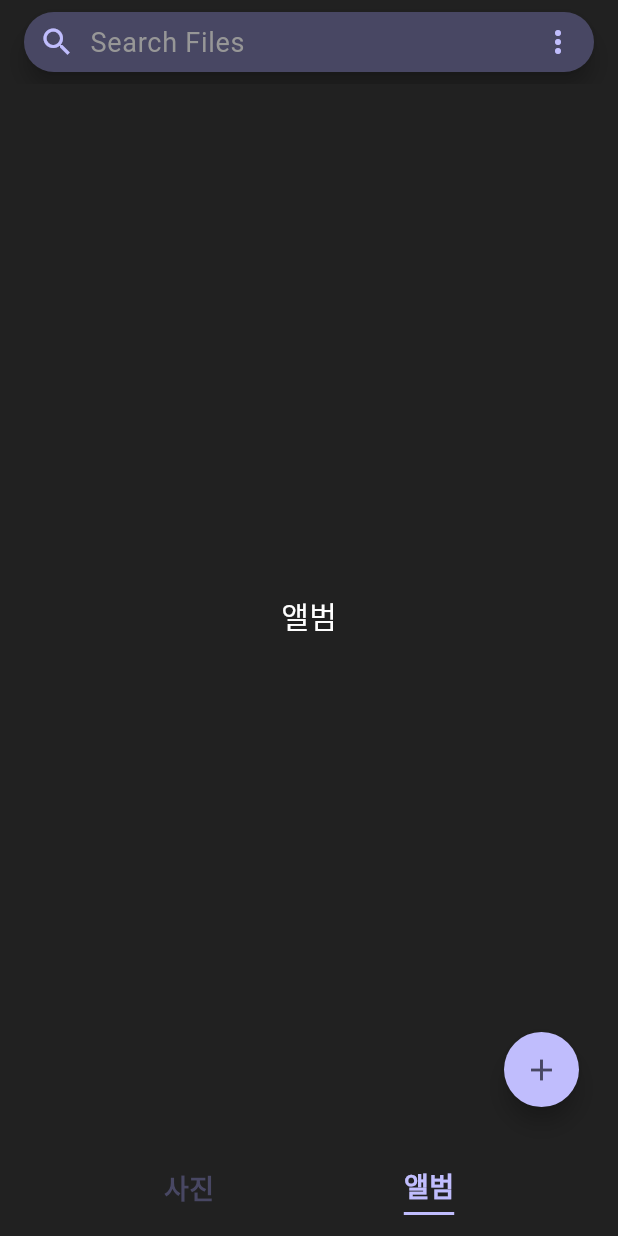
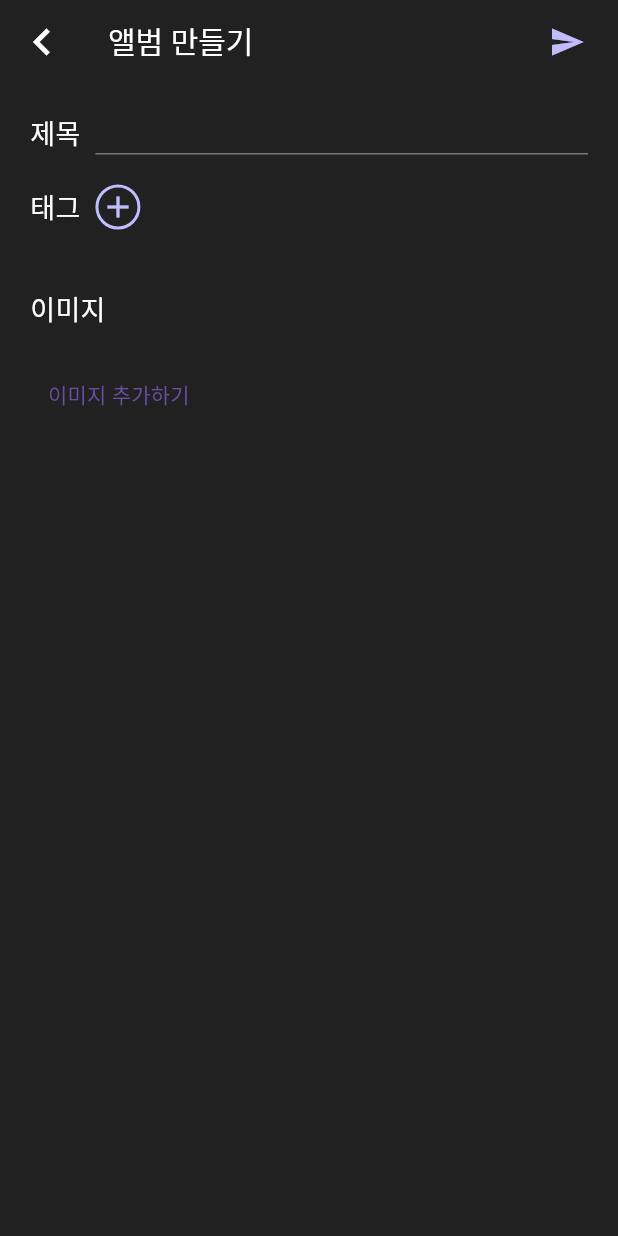
Before and after one commit to KIWIKIWK/tag_gallery, a Flutter app: the screen it shows after launch, after a tap on "앨범", after a tap on the "add" icon, on a phone screen of 412 x 824 dp. Run offline on Flutter 3.47's test engine with Material 3 defaults, Android fonts, the phone set to English and light mode, and no system bars; our stand-ins replace flutter_riverpod, go_router, permission_handler, photo_view.

Commit message:
ongoing add add_album_screen.dart

```diff
--- a/lib/main.dart
+++ b/lib/main.dart
@@ -5,6 +5,7 @@ import 'package:flutter/services.dart';
 import 'package:flutter_riverpod/flutter_riverpod.dart';
 import 'package:go_router/go_router.dart';
 import 'package:permission_handler/permission_handler.dart';
+import 'package:tag_gallery/view/screens/add_album_screen.dart';
 import 'package:tag_gallery/view/screens/home_screen.dart';
 
 import 'services/grant_permission.dart';
@@ -42,6 +43,11 @@ final GoRouter _router = GoRouter(
             currentIndex: state.extra as int,
           ),
         ),
+        GoRoute(
+          path: 'album/create',
+          name: 'add_album',
+          builder: (context, state) => AddAlbumScreen(),
+        ),
       ],
     ),
   ],
--- /dev/null
+++ b/lib/view/screens/add_album_screen.dart
@@ -0,0 +1,175 @@
+import 'package:flutter/material.dart';
+import 'package:go_router/go_router.dart';
+import 'package:tag_gallery/common/constant/app_colors.dart';
+
+import '../dialog/add_tag_dialog.dart';
+import '../widgets/tag_container_widget.dart';
+
+class AddAlbumScreen extends StatefulWidget {
+  const AddAlbumScreen({super.key});
+
+  @override
+  State<AddAlbumScreen> createState() => _AddAlbumScreenState();
+}
+
+class _AddAlbumScreenState extends State<AddAlbumScreen> {
+  late final TextEditingController _titleTextController;
+  final Set<String> tags = {};
+
+  void removeTag(String tag) {
+    setState(() {
+      tags.remove(tag);
+    });
+  }
+
+  @override
+  void initState() {
+    super.initState();
+    _titleTextController = TextEditingController();
+  }
+
+  @override
+  void dispose() {
+    _titleTextController.dispose();
+    super.dispose();
+  }
+
+  @override
+  Widget build(BuildContext context) {
+    debugPrint("${tags.toString()} // 태그 출력");
+    return Scaffold(
+      appBar: AppBar(
+        backgroundColor: backColor,
+        title: Text(
+          "앨범 만들기",
+          style: TextStyle(color: textColor, fontSize: 20),
+        ),
+        leading: IconButton(
+          onPressed: () {
+            context.pop();
+          },
+          icon: Icon(
+            Icons.chevron_left,
+            color: textColor,
+            size: 36,
+          ),
+        ),
+        actions: [
+          IconButton(
+            onPressed: () {},
+            icon: Icon(
+              Icons.send,
+              color: primaryColor,
+              size: 24,
+            ),
+          ),
+          SizedBox(
+            width: 10,
+          ),
+        ],
+      ),
+      body: Container(
+        width: MediaQuery.of(context).size.width,
+        height: MediaQuery.of(context).size.height,
+        color: backColor,
+        padding: EdgeInsets.symmetric(horizontal: 20, vertical: 20),
+        child: Column(
+          mainAxisAlignment: MainAxisAlignment.start,
+          mainAxisSize: MainAxisSize.max,
+          crossAxisAlignment: CrossAxisAlignment.start,
+          spacing: 20,
+          children: [
+            Row(
+              spacing: 10,
+              crossAxisAlignment: CrossAxisAlignment.start,
+              children: [
+                Text(
+                  "제목",
+                  style: TextStyle(color: textColor, fontSize: 18),
+                ),
+                Expanded(
+                  child: TextField(
+                    decoration: InputDecoration(
+                      isDense: true,
+                      contentPadding: EdgeInsets.zero,
+                    ),
+                    style: TextStyle(color: primaryColor, fontSize: 18),
+                  ),
+                ),
+              ],
+            ),
+            SizedBox(
+              height: 30,
+              child: Row(
+                mainAxisSize: MainAxisSize.max,
+                spacing: 10,
+                children: [
+                  Text(
+                    "태그",
+                    style: TextStyle(color: textColor, fontSize: 18),
+                  ),
+                  Material(
+                    color: Colors.transparent,
+                    child: InkWell(
+                      borderRadius: BorderRadius.circular(15),
+                      onTap: () async {
+                        //태그 추가 모달 출력
+                        final String? result = await showDialog<String>(
+                          context: context,
+                          builder: (context) {
+                            return AddTagDialog();
+                          },
+                        );
+                        if (result != null) {
+                          setState(() {
+                            tags.addAll(result.split(','));
+                          });
+                        }
+                        return;
+                      },
+                      child: Container(
+                        child: Icon(
+                          Icons.add,
+                          color: primaryColor,
+                          size: 24,
+                        ),
+                        width: 30,
+                        height: 30,
+                        decoration: BoxDecoration(
+                          border: Border.all(color: primaryColor, width: 2),
+                          borderRadius: BorderRadius.circular(15),
+                        ),
+                      ),
+                    ),
+                  ),
+                ],
+              ),
+            ),
+            Wrap(
+              spacing: 6,
+              runSpacing: 10,
+              direction: Axis.horizontal,
+              alignment: WrapAlignment.start,
+              children: tags
+                  .map((tag) => TagContainerWidget(
+                        tag: tag,
+                        removeTag: removeTag,
+                      ))
+                  .toList(),
+            ),
+            Text(
+              "이미지",
+              style: TextStyle(color: textColor, fontSize: 18),
+            ),
+            TextButton(
+              onPressed: () async {
+                // 직접 가져온 이미지들로 이미지 선택하는 모달 만들어서 이미지 선택하기
+              },
+              child: Text("이미지 추가하기"),
+            ),
+          ],
+        ),
+      ),
+    );
+  }
+}
--- a/lib/view/widgets/home_fab.dart
+++ b/lib/view/widgets/home_fab.dart
@@ -1,4 +1,5 @@
 import 'package:flutter/material.dart';
+import 'package:go_router/go_router.dart';
 import 'package:tag_gallery/common/constant/app_colors.dart';
 
 class HomeFAB extends StatelessWidget {
@@ -17,6 +18,7 @@ class HomeFAB extends StatelessWidget {
         ),
         backgroundColor: primaryColor,
         onPressed: () {
+          context.push('/album/create');
         },
         child: Icon(
           Icons.add,
--- a/pubspec.yaml
+++ b/pubspec.yaml
@@ -37,6 +37,7 @@ dependencies:
   permission_handler: ^11.3.1
   path_provider: ^2.1.5
   photo_view: ^0.15.0
+
   go_router: ^14.6.2
   flutter_riverpod: ^2.6.1
 
```
Also changed, not shown: lib/models/album.dart (added, +11 -0 lines), lib/provider/file_list_provider.dart (+8 -0 lines), lib/view/dialog/add_tag_dialog.dart (added, +67 -0 lines), lib/view/widgets/appbar_items.dart (+10 -8 lines), lib/view/widgets/appbar_select_mode.dart (+41 -5 lines), lib/view/widgets/tag_container_widget.dart (added, +40 -0 lines).
